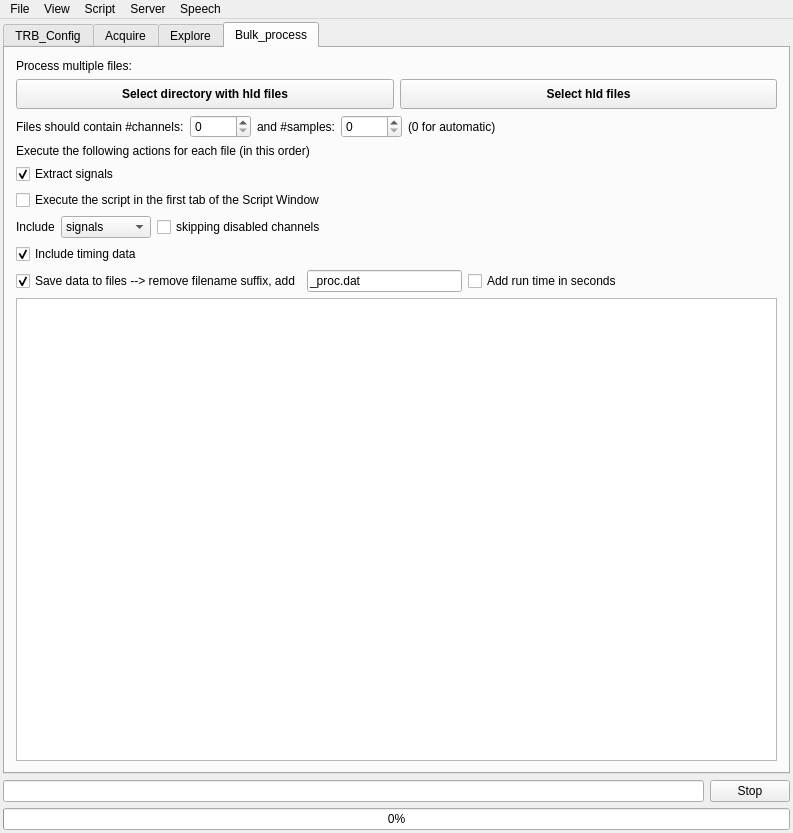
First picture: the form in GUI/mainwindow.ui, repository andrmor/TRB3reader, before the edit.
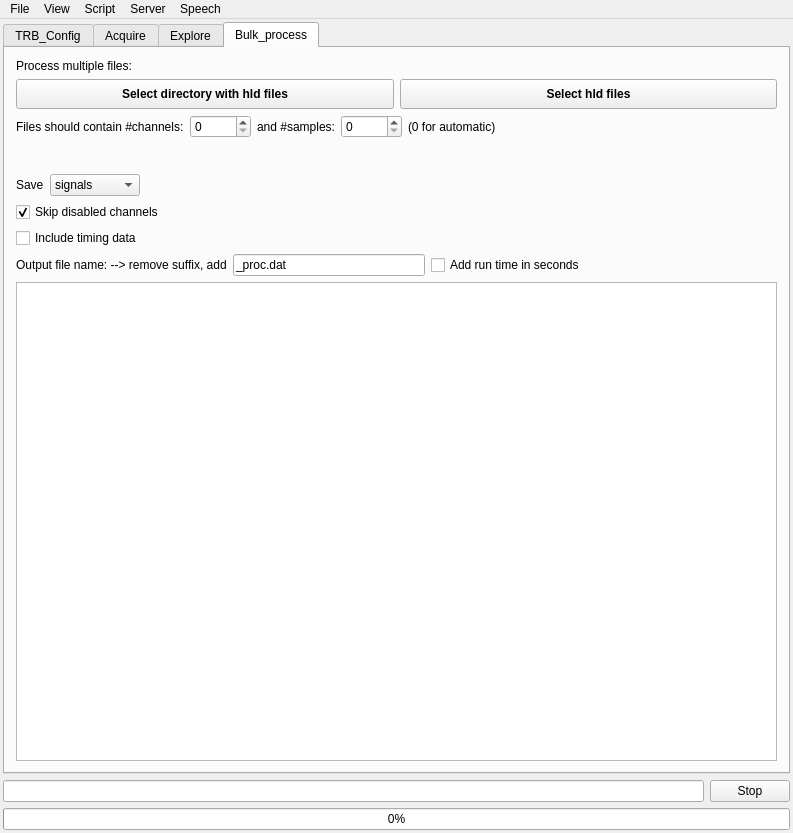
Second picture: the form after the edit. The open tabs and pages were chosen to show the change.

Patch:
```diff
--- a/GUI/mainwindow.ui
+++ b/GUI/mainwindow.ui
@@ -5711,27 +5711,26 @@
           </item>
          </layout>
         </item>
+        <item>
+         <spacer name="verticalSpacer_3">
+          <property name="orientation">
+           <enum>Qt::Orientation::Vertical</enum>
+          </property>
+          <property name="sizeType">
+           <enum>QSizePolicy::Policy::Minimum</enum>
+          </property>
+          <property name="sizeHint" stdset="0">
+           <size>
+            <width>20</width>
+            <height>10</height>
+           </size>
+          </property>
+         </spacer>
+        </item>
         <item>
          <widget class="QLabel" name="label_15">
           <property name="text">
-           <string>Execute the following actions for each file (in this order)</string>
-          </property>
-         </widget>
-        </item>
-        <item>
-         <widget class="QCheckBox" name="cbBulkExtract">
-          <property name="text">
-           <string>Extract signals</string>
-          </property>
-          <property name="checked">
-           <bool>true</bool>
-          </property>
-         </widget>
-        </item>
-        <item>
-         <widget class="QCheckBox" name="cbAutoExecuteScript">
-          <property name="text">
-           <string>Execute the script in the first tab of the Script Window</string>
+           <string/>
           </property>
          </widget>
         </item>
@@ -5743,7 +5742,7 @@
           <item>
            <widget class="QLabel" name="label_7">
             <property name="text">
-             <string>Include</string>
+             <string>Save</string>
             </property>
            </widget>
           </item>
@@ -5761,13 +5760,6 @@
             </item>
            </widget>
           </item>
-          <item>
-           <widget class="QCheckBox" name="cbDoNotSaveDisabledChannels">
-            <property name="text">
-             <string>skipping disabled channels</string>
-            </property>
-           </widget>
-          </item>
           <item>
            <spacer name="horizontalSpacer_57">
             <property name="orientation">
@@ -5783,25 +5775,32 @@
           </item>
          </layout>
         </item>
+        <item>
+         <widget class="QCheckBox" name="cbDoNotSaveDisabledChannels">
+          <property name="text">
+           <string>Skip disabled channels</string>
+          </property>
+          <property name="checked">
+           <bool>true</bool>
+          </property>
+         </widget>
+        </item>
         <item>
          <widget class="QCheckBox" name="cbSaveTime">
           <property name="text">
            <string>Include timing data</string>
           </property>
           <property name="checked">
-           <bool>true</bool>
+           <bool>false</bool>
           </property>
          </widget>
         </item>
         <item>
          <layout class="QHBoxLayout" name="horizontalLayout_20">
           <item>
-           <widget class="QCheckBox" name="cbSaveSignalsToFiles">
+           <widget class="QLabel" name="label_38">
             <property name="text">
-             <string>Save data to files --&gt; remove filename suffix, add</string>
-            </property>
-            <property name="checked">
-             <bool>true</bool>
+             <string>Output file name: --&gt; remove suffix, add</string>
             </property>
            </widget>
           </item>
```
Left out of the diff: 18 changed lines with no effect on the pictures.
